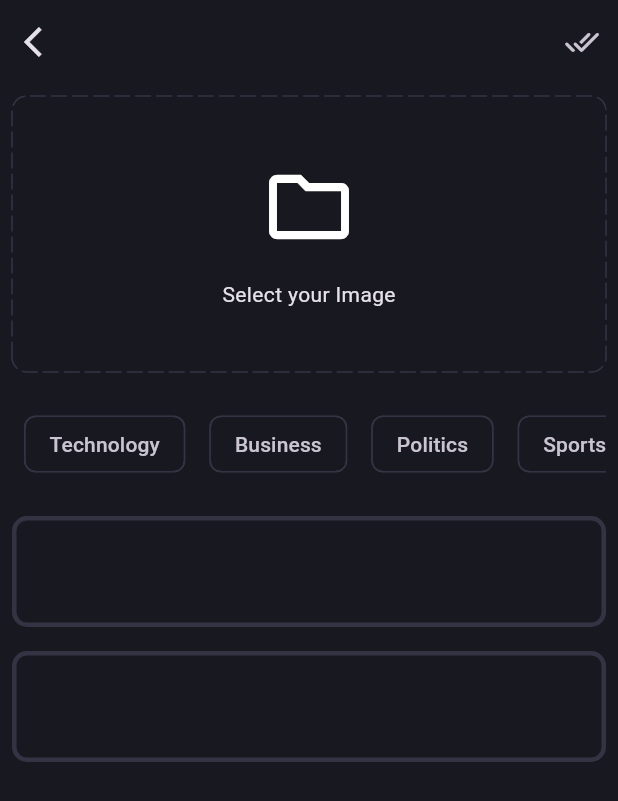
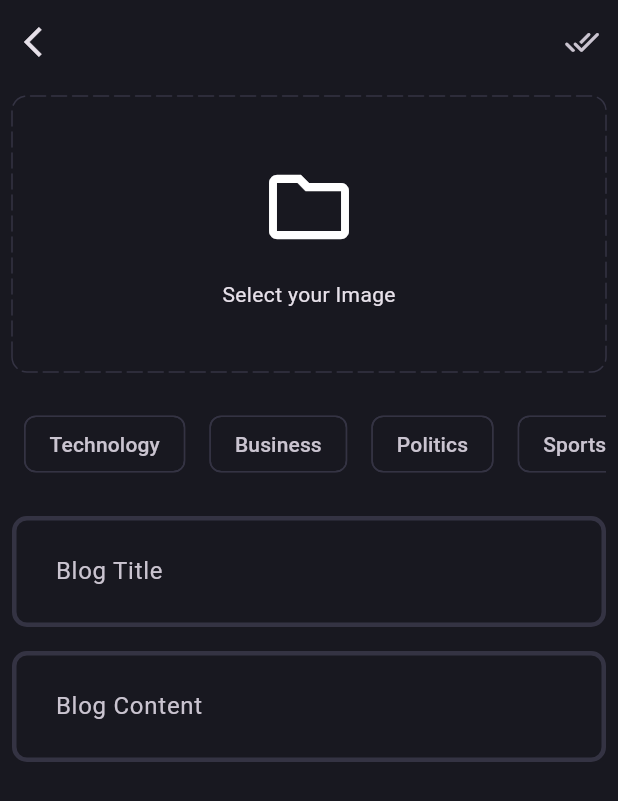
Before and after one commit to Benny-Gich/test3, a Flutter app: the AddNewBlog screen opened directly, on a phone screen of 412 x 824 dp. Shown: the top 801 px of the screen. Run offline on Flutter 3.47's test engine with Material 3 defaults, Android fonts, the phone set to English and light mode, and no system bars; drawn by our look-alikes of dotted_border; our stand-ins replace auto_route, dartz, equatable, flutter_bloc, get_it, image_picker and 1 more; accounts and stored records are empty.

Commit message:
feat: Enhance blog creation feature with image picker and improved UI components

```diff
--- a/lib/features/blog/pages/add_new_blog.dart
+++ b/lib/features/blog/pages/add_new_blog.dart
@@ -1,5 +1,6 @@
 import 'package:dotted_border/dotted_border.dart';
 import 'package:flutter/material.dart';
+import 'package:image_picker/image_picker.dart';
 import 'package:test3/core/theme/app_pallete.dart';
 import 'package:test3/features/auth/presentation/widgets/auth_field.dart';
 import 'package:test3/features/blog/widgets/blog_editor.dart';
@@ -14,6 +15,25 @@ class AddNewBlog extends StatefulWidget {
 }
 
 class _AddNewBlogState extends State<AddNewBlog> {
+  final titleEditingController = TextEditingController();
+  final contentEditingController = TextEditingController();
+  List<String> selectedTopics = [];
+  // Initialize Upload
+  Future<void> uploadBlog() async {
+    final ImagePicker imagePicker = ImagePicker();
+    //Take A Photo
+    //final photo = await imagePicker.pickImage(source: ImageSource.camera);
+    //Attach photo from Gallery
+    final image = await imagePicker.pickImage(source: ImageSource.gallery);
+  }
+
+  @override
+  void dispose() {
+    super.dispose();
+    titleEditingController.dispose();
+    contentEditingController.dispose();
+  }
+
   @override
   Widget build(BuildContext context) {
     return Scaffold(
@@ -29,9 +49,8 @@ class _AddNewBlogState extends State<AddNewBlog> {
           IconButton(onPressed: () {}, icon: Icon(Icons.done_all_rounded)),
         ],
       ),
-      body: ListView(
-        children: [
-          Padding(
+      body: SingleChildScrollView(
+        child: Padding(
           padding: const EdgeInsets.all(8.0),
           child: Column(
             children: [
@@ -48,6 +67,10 @@ class _AddNewBlogState extends State<AddNewBlog> {
                   ),
                   height: 180,
                   width: double.infinity,
+                  child: GestureDetector(
+                    onTap: () {
+                      uploadBlog();
+                    },
                     child: Column(
                       mainAxisAlignment: MainAxisAlignment.center,
                       children: [
@@ -58,6 +81,7 @@ class _AddNewBlogState extends State<AddNewBlog> {
                         SizedBox(height: 16),
                         Text('Select your Image'),
                       ],
+                    ),
                   ),
                 ),
               ),
@@ -76,10 +100,29 @@ class _AddNewBlogState extends State<AddNewBlog> {
                           .map(
                             (e) => Padding(
                               padding: const EdgeInsets.all(8.0),
+                              child: GestureDetector(
+                                onTap: () {
+                                  if (selectedTopics.contains(e)) {
+                                    selectedTopics.remove(e);
+                                  } else {
+                                    selectedTopics.add(e);
+                                  }
+                                  setState(() {
+                                    print(selectedTopics);
+                                  });
+                                },
                                 child: Chip(
                                   label: Text(e),
-                                  side: BorderSide(
+                                  color: selectedTopics.contains(e)
+                                      ? WidgetStatePropertyAll(
+                                          AppPallete.gradient1,
+                                        )
+                                      : null,
+                                  side: selectedTopics.contains(e)
+                                      ? null
+                                      : BorderSide(
                                           color: AppPallete.borderColor,
+                                        ),
                                 ),
                               ),
                             ),
@@ -89,15 +132,17 @@ class _AddNewBlogState extends State<AddNewBlog> {
               ),
               SizedBox(height: 16),
               BlogEditor(
-                  controller: TextEditingController(),
+                controller: titleEditingController,
                 hintText: 'Blog Title',
               ),
               SizedBox(height: 16),
-                BlogEditor(controller: TextEditingController(), hintText: 'Blog ')
+              BlogEditor(
+                controller: contentEditingController,
+                hintText: 'Blog Content',
+              ),
             ],
           ),
         ),
-        ],
       ),
     );
   }
--- a/lib/features/blog/pages/blog_page.dart
+++ b/lib/features/blog/pages/blog_page.dart
@@ -11,7 +11,7 @@ class BlogPage extends StatelessWidget {
   Widget build(BuildContext context) {
     return Scaffold(
       appBar: AppBar(
-        title: Text('Blogg App'),
+        title: Text('Blog App'),
         centerTitle: true,
         actions: [
           IconButton(
@@ -20,7 +20,7 @@ class BlogPage extends StatelessWidget {
               // AutoRoute's NamedRoute expects the route name, not the path string
               context.router.navigate(NamedRoute(AddNewBlog.route));
             },
-            icon: Icon(Icons.add_circle),
+            icon: Icon(Icons.add_circle_outline),
           ),
         ],
       ),
--- a/lib/features/blog/widgets/blog_editor.dart
+++ b/lib/features/blog/widgets/blog_editor.dart
@@ -14,6 +14,9 @@ class BlogEditor extends StatelessWidget {
   Widget build(BuildContext context) {
     return TextFormField(
       controller: controller,
+      decoration: InputDecoration(hintText: hintText),
+      maxLines: null,
+      keyboardType: TextInputType.text,
     );
   }
 }
--- a/pubspec.yaml
+++ b/pubspec.yaml
@@ -41,6 +41,7 @@ dependencies:
   flutter_bloc: ^9.1.1
   equatable: ^2.0.7
   dotted_border: ^3.1.0
+  image_picker: ^1.2.1
 
 
 dev_dependencies:
```
Also changed, not shown: pubspec.lock, 3 other files. Lines whose indentation alone changed are shown as unchanged.
